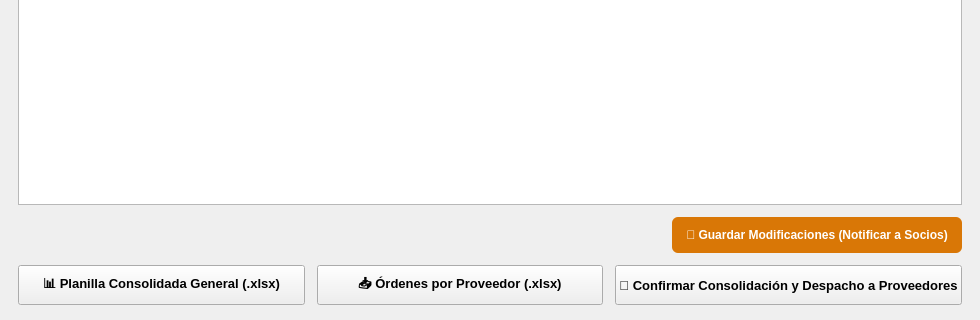
Old version of the form src/views/consolidacion.ui in the repository benitezluciano/rosario-compras-sistema; both pictures show x 0 to 980 and y 360 to 680 of the 980 by 680 pixel window.
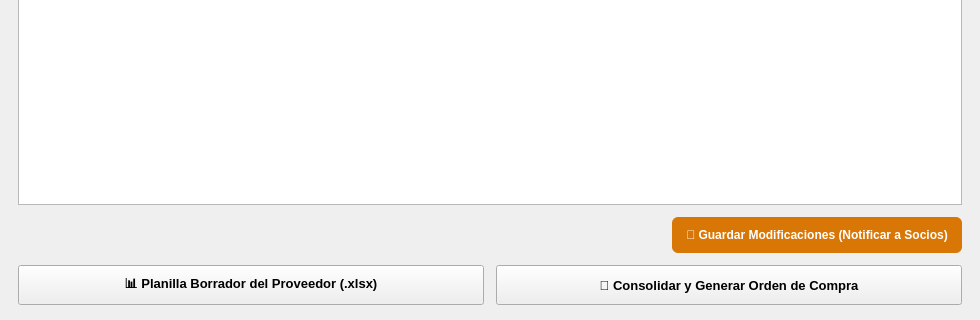
New version of the form.

Commit message: feat: orden de compra al consolidar, historial del ejecutivo y remito estandar

```diff
--- a/src/views/consolidacion.ui
+++ b/src/views/consolidacion.ui
@@ -198,27 +198,10 @@
         </font>
        </property>
        <property name="text">
-        <string>📊 Planilla Consolidada General (.xlsx)</string>
+        <string>📊 Planilla Borrador del Proveedor (.xlsx)</string>
        </property>
-      </widget>
-     </item>
-     <item>
-      <widget class="QPushButton" name="btn_exportar_proveedores">
-       <property name="minimumSize">
-        <size>
-         <width>0</width>
-         <height>40</height>
-        </size>
-       </property>
-       <property name="font">
-        <font>
-         <family>Arial</family>
-         <pointsize>10</pointsize>
-         <bold>true</bold>
-        </font>
-       </property>
-       <property name="text">
-        <string>📥 Órdenes por Proveedor (.xlsx)</string>
+       <property name="toolTip">
+        <string>Planilla de trabajo con el resumen y el detalle por socio del proveedor seleccionado, antes de consolidar.</string>
        </property>
       </widget>
      </item>
@@ -238,7 +221,7 @@
         </font>
        </property>
        <property name="text">
-        <string>🚀 Confirmar Consolidación y Despacho a Proveedores</string>
+        <string>🚀 Consolidar y Generar Orden de Compra</string>
        </property>
       </widget>
      </item>
```
The commit also changes 37 other files.
